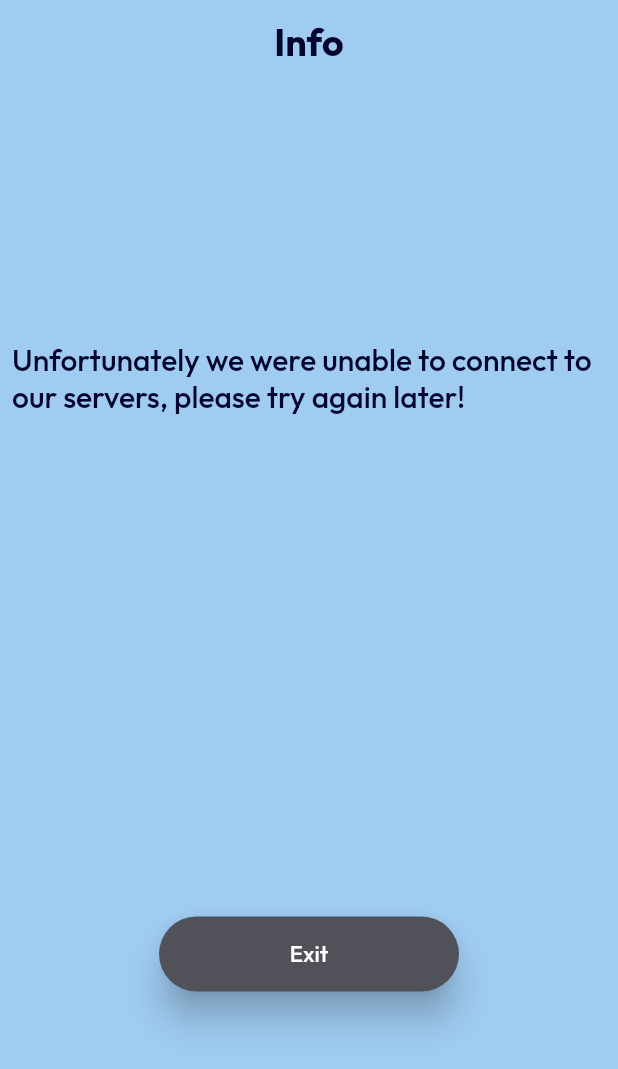
After one commit to JhonnataC/app_sneakers_store_upgrade, a Flutter app: the Error screen opened directly, after a tap on "Exit", on a phone screen of 412 x 824 dp. The commit adds this screen. Shown: the top 1069 px of the screen. Run offline on Flutter 3.47's test engine with Material 2 defaults, Android fonts, the phone set to English and light mode, and no system bars; missing offline and left inert: postgres.

Commit message:
feature de cadastro

```diff
--- /dev/null
+++ b/lib/views/error_page.dart
@@ -0,0 +1,78 @@
+import 'package:flutter/material.dart';
+import 'package:flutter/services.dart';
+
+class ErrorPage extends StatelessWidget {
+  const ErrorPage({super.key});
+
+  @override
+  Widget build(BuildContext context) {
+    return const MaterialApp(
+      home: Error(),
+    );
+  }
+}
+
+class Error extends StatelessWidget {
+  const Error({super.key});
+
+  @override
+  Widget build(BuildContext context) {
+    return Scaffold(
+      backgroundColor: const Color(0XFFA0CCF2),
+      appBar: AppBar(
+        title: const Text(
+          'Info',
+          style: TextStyle(
+            fontFamily: 'Outfit',
+            fontWeight: FontWeight.bold,
+            fontSize: 25,
+            color: Color(0XFF03052C),
+          ),
+        ),
+        backgroundColor: const Color(0XFFA0CCF2),
+        centerTitle: true,
+        elevation: 0,
+      ),
+      body: Column(
+        mainAxisAlignment: MainAxisAlignment.spaceAround,
+        children: [
+          const Padding(
+            padding: EdgeInsets.all(8.0),
+            child: Text(
+              'Unfortunately we were unable to connect to our servers, please try again later!',
+              style: TextStyle(
+                color: Color(0XFF03052C),
+                fontFamily: 'Outfit',
+                fontSize: 20,
+              ),
+            ),
+          ),
+          SizedBox(
+            width: 200,
+            height: 50,
+            child: ElevatedButton(
+              style: ElevatedButton.styleFrom(
+                backgroundColor: const Color(0XFF515259),
+                elevation: 10,
+                shape: RoundedRectangleBorder(
+                  borderRadius: BorderRadius.circular(50),
+                ),
+              ),
+              child: const Text(
+                'Exit',
+                style: TextStyle(
+                  fontFamily: 'Outfit',
+                  fontSize: 15,
+                  color: Colors.white,
+                ),
+              ),
+              onPressed: () {
+                SystemNavigator.pop();
+              },
+            ),
+          )
+        ],
+      ),
+    );
+  }
+}
--- a/lib/views/home_page.dart
+++ b/lib/views/home_page.dart
@@ -36,7 +36,7 @@ class _HomePageState extends State<HomePage> {
               const SizedBox(height: 35),
               const InitialText(),
               const SizedBox(height: 10),
-              InitialForm(),
+              const InitialForm(),
             ],
           )
         ],
```
Also changed, not shown: lib/main.dart (+4 -4 lines), lib/models/base_tenis.dart (deleted, +0 -106 lines), lib/models/sneaker.dart (renamed from lib/models/tenis.dart, +9 -9 lines), lib/models/user.dart (renamed from lib/models/usuario.dart, +4 -4 lines), lib/service/base_dados.dart (+84 -80 lines), lib/service/connection.dart (+19 -5 lines), lib/utils/list_sneakers.dart (added, +139 -0 lines), lib/views/registration_page.dart (+4 -4 lines), lib/views/shop_page.dart (+7 -28 lines), lib/widgets/initial_form.dart (+40 -11 lines).
